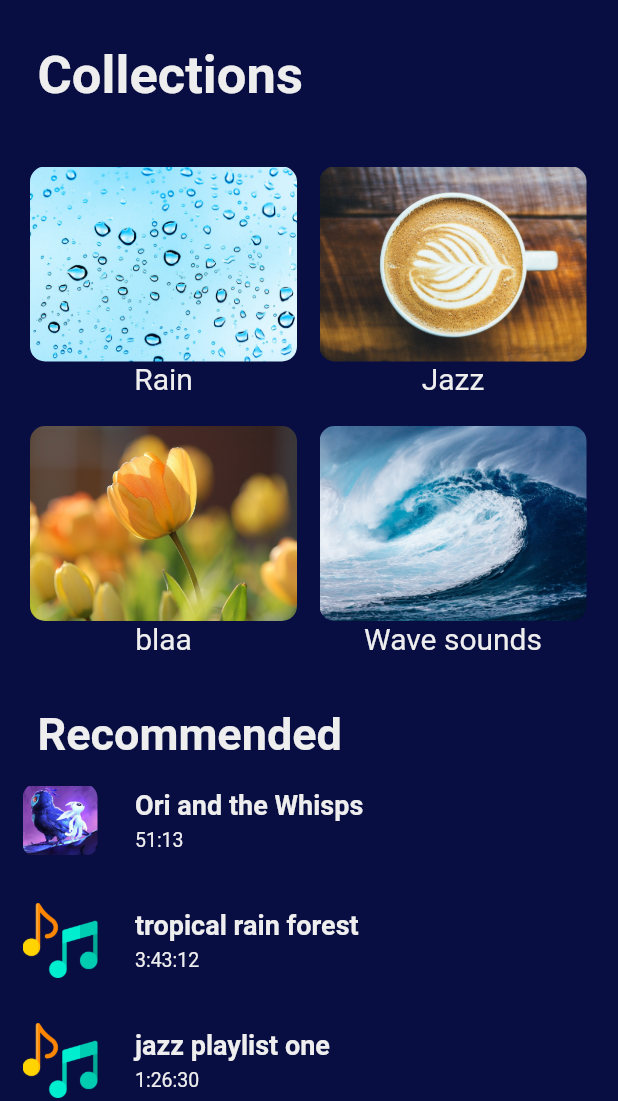
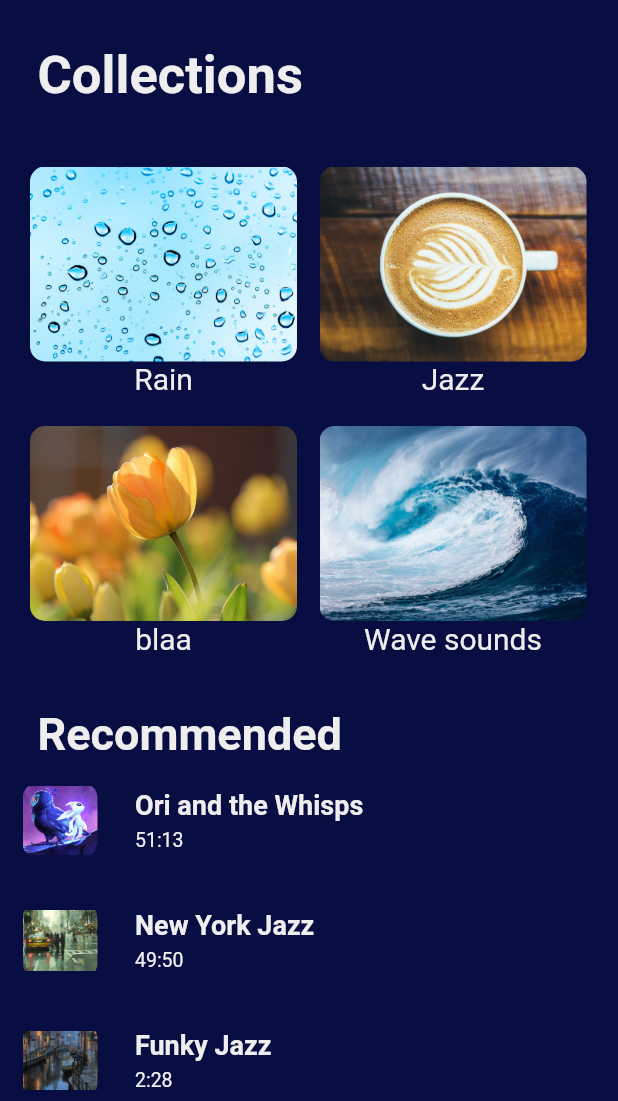
Before and after one commit to Timo372688/music-player, a Flutter app: the screen it shows after launch, on a phone screen of 412 x 824 dp, the part 135-1236 px from its top. Run offline on Flutter 3.47's test engine with Material 2 defaults, Android fonts, the phone set to English and light mode, and no system bars.

Commit message:
Adding some jazz songs and images.

```diff
--- a/lib/main.dart
+++ b/lib/main.dart
@@ -92,10 +92,9 @@ class MyHomePage extends StatelessWidget {
 
           // Some recommended songs
           MySong('Ori and the Whisps', 'assets/songs/movies/ori-small.jpg', 'assets/songs/movies/ori.jpg', '51:13'),
-          MySong('tropical rain forest', 'assets/music.png', 'assets/fancy-playing.jpg', '3:43:12'),
-          MySong('jazz playlist one', 'assets/music.png', 'assets/fancy-playing.jpg', '1:26:30'),
-          MySong('tropical rain forest', 'assets/music.png', 'assets/fancy-playing.jpg', '3:43:12'),
-          MySong('jazz playlist one', 'assets/music.png', 'assets/fancy-playing.jpg', '1:26:30'),
+          MySong('New York Jazz', 'assets/songs/jazz/new-york-jazz-small.jpg', 'assets/songs/jazz/new-york-jazz.jpg', '49:50'),
+          MySong('Funky Jazz', 'assets/songs/jazz/funky-jazz-small.jpg', 'assets/songs/jazz/funky-jazz.jpg', '2:28'),
+          MySong('Home Town', 'assets/songs/jazz/hometown-small.jpg', 'assets/songs/jazz/hometown.jpg', '5:26'),
           MySong('tropical rain forest', 'assets/music.png', 'assets/fancy-playing.jpg', '3:43:12'),
         ]
       )
```
Also changed, not shown: pubspec.yaml (+8 -0 lines), assets/songs/jazz/funky-jazz-small.jpg (added), assets/songs/jazz/funky-jazz.jpg (added), assets/songs/jazz/hometown-small.jpg (added), assets/songs/jazz/hometown.jpg (added), assets/songs/jazz/new-york-jazz-small.jpg (added), assets/songs/jazz/new-york-jazz.jpg (added), assets/songs/jazz/smooth-jazz-small.jpg (added), assets/songs/jazz/smooth-jazz.jpg (added), 4 other files.
